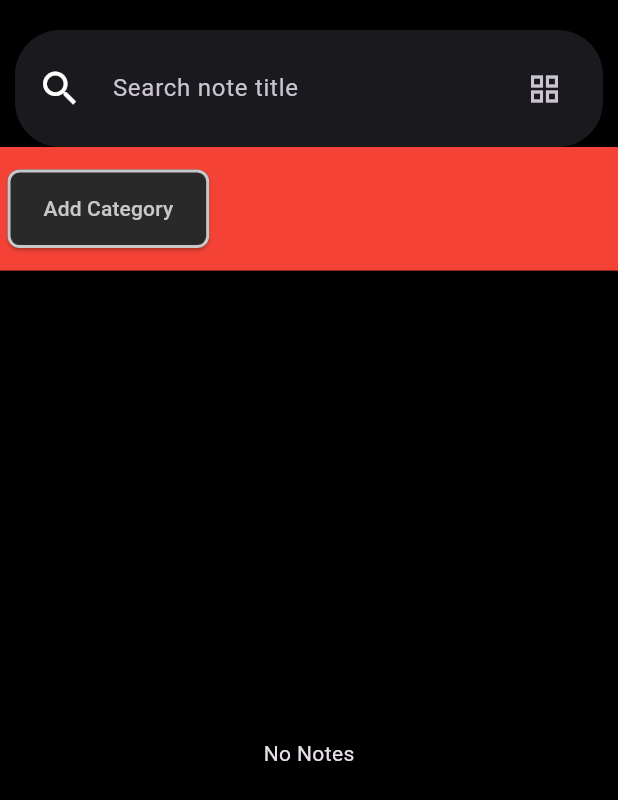
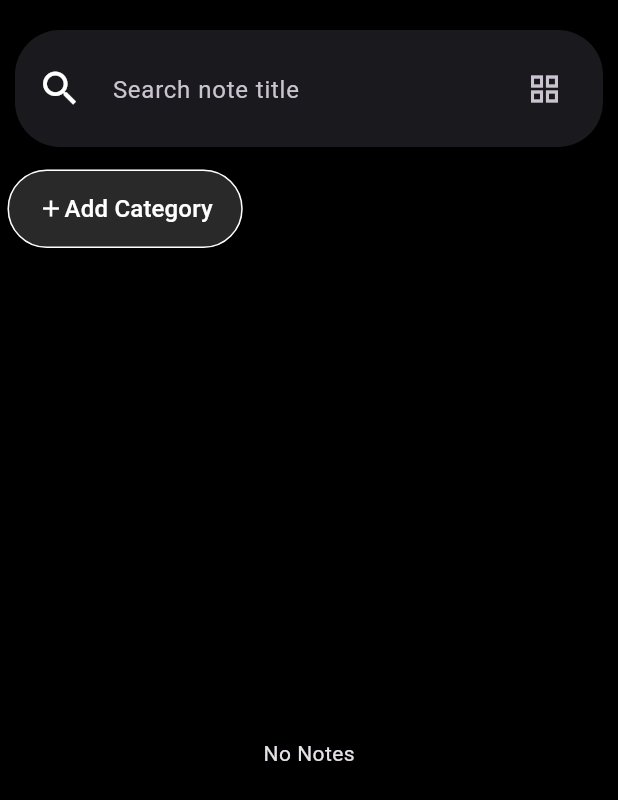
Before and after one commit to Kavarera/NoteApp-CleanArch-GETX, a Flutter app: the screen it shows after launch, on a phone screen of 412 x 824 dp. Shown: the top 800 px of the screen. Run offline on Flutter 3.47's test engine with Material 3 defaults, Android fonts, the phone set to English and light mode, and no system bars; our stand-ins replace dartz, get, google_fonts, sqflite; accounts and stored records are empty.

Commit message:
refactor for implement get pages build in navigation

```diff
--- a/lib/core/configurations/custom_theme.dart
+++ b/lib/core/configurations/custom_theme.dart
@@ -1,5 +1,6 @@
 import 'package:flutter/material.dart';
 import 'package:flutter/services.dart';
+import 'package:google_fonts/google_fonts.dart';
 
 class CustomTheme {
   static final lightTheme = ThemeData(
@@ -54,7 +55,7 @@ class CustomTheme {
       style: ButtonStyle(
         backgroundColor:
             WidgetStateProperty.all(const Color.fromARGB(255, 42, 41, 41)),
-        shape: WidgetStateProperty.all(
+        shape: WidgetStateProperty.all<OutlinedBorder>(
           RoundedRectangleBorder(
             borderRadius: BorderRadius.circular(8),
             side: BorderSide(
@@ -65,5 +66,6 @@ class CustomTheme {
             WidgetStateProperty.all(const Color.fromARGB(255, 201, 200, 200)),
       ),
     ),
+    fontFamily: GoogleFonts.comicNeue().fontFamily,
   );
 }
--- a/lib/features/note_app/domain/entities/category_entity.dart
+++ b/lib/features/note_app/domain/entities/category_entity.dart
@@ -1,6 +1,6 @@
 class CategoryEntity {
-  final int id;
+  final int? id;
   final String name;
 
-  CategoryEntity({required this.id, required this.name});
+  CategoryEntity({this.id, required this.name});
 }
--- a/lib/features/note_app/domain/repositories/category_repository.dart
+++ b/lib/features/note_app/domain/repositories/category_repository.dart
@@ -5,7 +5,7 @@ import '../../../../core/errors/failure.dart';
 
 abstract class CategoryRepository {
   Future<Either<Failure, List<CategoryEntity>>> getCategories();
-  Future<Either<Failure, void>> insertCategory(CategoryEntity note);
-  Future<Either<Failure, void>> updateCategory(CategoryEntity note);
+  Future<Either<Failure, void>> insertCategory(CategoryEntity category);
+  Future<Either<Failure, void>> updateCategory(CategoryEntity category);
   Future<Either<Failure, void>> deleteCategory(int id);
 }
--- /dev/null
+++ b/lib/features/note_app/domain/usecases/add_new_category_usecase.dart
@@ -0,0 +1,15 @@
+import 'package:dartz/dartz.dart';
+
+import '../entities/category_entity.dart';
+import '../../../../core/errors/failure.dart';
+import '../repositories/category_repository.dart';
+
+class InsertCategoryUseCase {
+  final CategoryRepository categoryRepository;
+
+  InsertCategoryUseCase({required this.categoryRepository});
+
+  Future<Either<Failure, void>> call(CategoryEntity category) async {
+    return await categoryRepository.insertCategory(category);
+  }
+}
--- a/lib/features/note_app/presentation/home/pages/home_page.dart
+++ b/lib/features/note_app/presentation/home/pages/home_page.dart
@@ -26,15 +26,68 @@ class HomePage extends GetView<HomeController> {
             Container(
               padding: EdgeInsets.symmetric(vertical: 15, horizontal: 5),
               height: MediaQuery.of(context).size.height * 0.1,
-              color: Colors.red,
-              child: Obx(() => ListView.builder(
+              child: Obx(() => ListView.separated(
+                    separatorBuilder: (context, index) => SizedBox(width: 10),
                     scrollDirection: Axis.horizontal,
                     itemCount: controller.categories.length,
                     itemBuilder: (context, index) {
                       var c = controller.categories.elementAt(index);
                       if (c.id == -1) {
                         return ElevatedButton(
-                            onPressed: () {}, child: Text(c.name));
+                          onPressed: () {
+                            controller.addCategory();
+                          },
+                          style: ElevatedButton.styleFrom(
+                            shape: RoundedRectangleBorder(
+                              borderRadius: BorderRadius.circular(30),
+                              side: BorderSide(color: Colors.white),
+                            ),
+                            padding: EdgeInsets.symmetric(
+                              horizontal: 20,
+                            ),
+                          ),
+                          child: Row(
+                            children: [
+                              Icon(
+                                Icons.add,
+                                color: Colors.white,
+                              ),
+                              Text(
+                                c.name,
+                                style: TextStyle(
+                                  color: Colors.white,
+                                  fontSize: 16,
+                                ),
+                              ),
+                            ],
+                          ),
+                        );
+                      } else {
+                        return ElevatedButton(
+                          onPressed: () {
+                            controller.addCategory();
+                          },
+                          style: ElevatedButton.styleFrom(
+                            shape: RoundedRectangleBorder(
+                              borderRadius: BorderRadius.circular(30),
+                              side: BorderSide(color: Colors.white),
+                            ),
+                            padding: EdgeInsets.symmetric(
+                              horizontal: 30,
+                            ),
+                          ),
+                          child: Row(
+                            children: [
+                              Text(
+                                c.name,
+                                style: TextStyle(
+                                  color: Colors.white,
+                                  fontSize: 16,
+                                ),
+                              ),
+                            ],
+                          ),
+                        );
                       }
                     },
                   )),
--- /dev/null
+++ b/lib/features/note_app/presentation/routes/app_pages.dart
@@ -0,0 +1,28 @@
+import 'package:get/get.dart';
+import 'package:noteapp/features/note_app/presentation/home/pages/home_page.dart';
+import 'package:noteapp/features/note_app/presentation/note_detail/controllers/note_detail_controller.dart';
+import 'package:noteapp/features/note_app/presentation/note_detail/pages/note_detail_page.dart';
+import 'package:noteapp/features/note_app/presentation/routes/initial_binding.dart';
+import 'package:noteapp/features/note_app/presentation/routes/app_routes.dart';
+import 'package:noteapp/features/note_app/presentation/splashscreen/pages/splashscreen_pages.dart';
+
+class AppPages {
+  static final pages = [
+    GetPage(
+      name: AppRoutes.splashscreen,
+      page: () => SplashScreen(),
+      binding: InitialBinding(),
+    ),
+    GetPage(
+      name: AppRoutes.home,
+      page: () => HomePage(),
+    ),
+    GetPage(
+      name: AppRoutes.noteDetail,
+      page: () => NoteDetailPage(),
+      binding: BindingsBuilder(() {
+        Get.lazyPut(() => NoteDetailController());
+      }),
+    )
+  ];
+}
--- /dev/null
+++ b/lib/features/note_app/presentation/routes/app_routes.dart
@@ -0,0 +1,5 @@
+class AppRoutes {
+  static const splashscreen = '/';
+  static const home = '/home';
+  static const noteDetail = '/note';
+}
--- a/lib/main.dart
+++ b/lib/main.dart
@@ -2,7 +2,9 @@ import 'package:flutter/material.dart';
 
 import 'package:get/get.dart';
 import 'package:noteapp/core/configurations/custom_theme.dart';
-import 'package:noteapp/features/note_app/presentation/initial_binding.dart';
+import 'package:noteapp/features/note_app/presentation/routes/app_pages.dart';
+import 'package:noteapp/features/note_app/presentation/routes/app_routes.dart';
+import 'package:noteapp/features/note_app/presentation/routes/initial_binding.dart';
 import 'package:noteapp/features/note_app/presentation/splashscreen/pages/splashscreen_pages.dart';
 
 void main() async {
@@ -16,8 +18,8 @@ class Main extends StatelessWidget {
   Widget build(BuildContext context) {
     return GetMaterialApp(
       debugShowCheckedModeBanner: false,
-      initialBinding: InitialBinding(),
-      home: SplashScreen(),
+      initialRoute: AppRoutes.splashscreen,
+      getPages: AppPages.pages,
       theme: CustomTheme.darkTheme,
     );
   }
```
Also changed, not shown: lib/features/note_app/presentation/home/controllers/home_controller.dart (+55 -5 lines), lib/features/note_app/presentation/home/widgets/new_category_dialog_widget.dart (added, +74 -0 lines), lib/features/note_app/presentation/routes/initial_binding.dart (renamed from lib/features/note_app/presentation/initial_binding.dart, +7 -1 lines).
